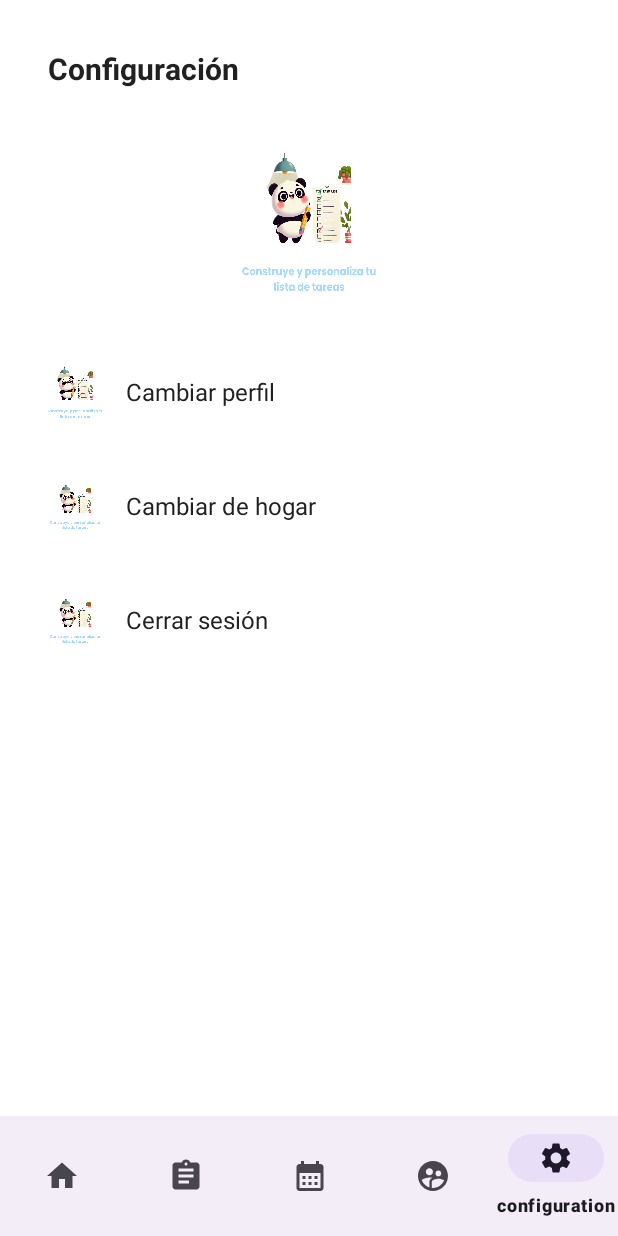
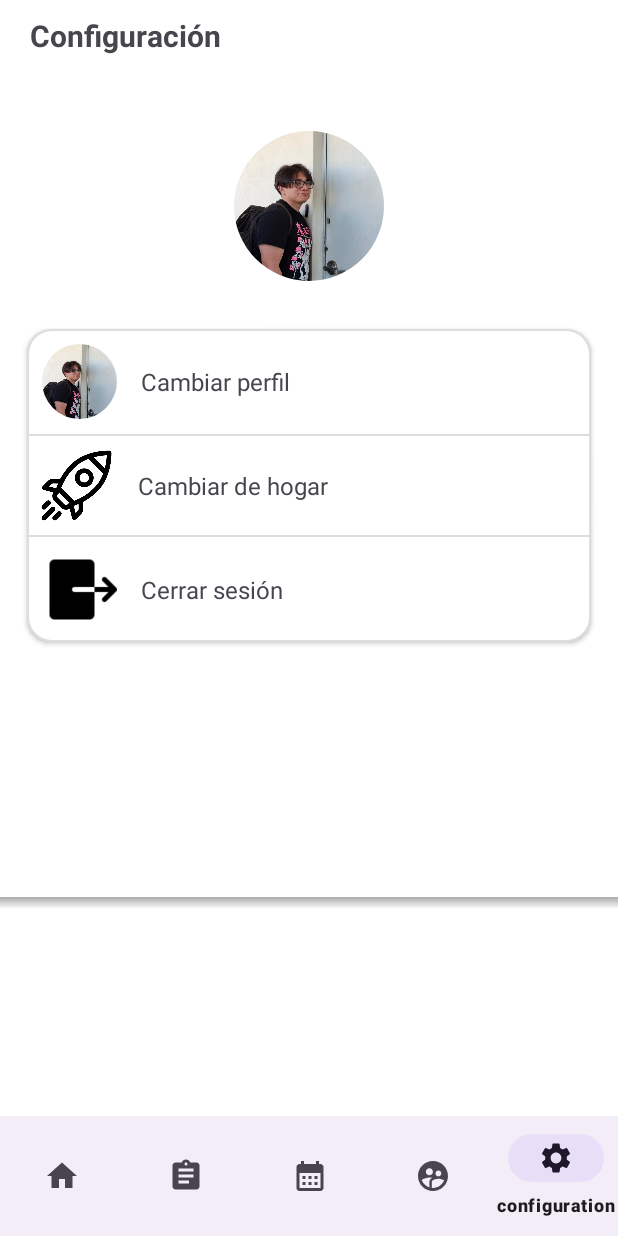
Before and after one commit to abel11604/Taskmate-App, an Android app: the fragment activities placed in its activity, item 5 of the bottom bar chosen, on a phone screen of 412 x 824 dp. Run offline under Robolectric (Android 15) with nearby library versions, the light colour scheme and no system bars.

Commit message:
full navegacion

```diff
--- a/TaskMateApp/app/src/main/java/mx/edu/itson/taskmateapp/activities.kt
+++ b/TaskMateApp/app/src/main/java/mx/edu/itson/taskmateapp/activities.kt
@@ -1,10 +1,13 @@
 package mx.edu.itson.taskmateapp
 
+import android.content.Intent
 import android.os.Bundle
 import androidx.fragment.app.Fragment
 import android.view.LayoutInflater
 import android.view.View
 import android.view.ViewGroup
+import android.widget.Button
+import android.widget.ImageView
 
 // TODO: Rename parameter arguments, choose names that match
 // the fragment initialization parameters, e.g. ARG_ITEM_NUMBER
@@ -33,8 +36,43 @@ class activities : Fragment() {
         inflater: LayoutInflater, container: ViewGroup?,
         savedInstanceState: Bundle?
     ): View? {
-        // Inflate the layout for this fragment
-        return inflater.inflate(R.layout.fragment_activities, container, false)
+        // Inflar el layout para este fragmento
+        val rootView = inflater.inflate(R.layout.fragment_activities, container, false)
+
+        // Referencias de los ImageView para editar (asume que los IDs son correctos)
+        val editTask1: ImageView = rootView.findViewById(R.id.imageView4)
+        val editTask2: ImageView = rootView.findViewById(R.id.imageView8)
+        val editTask3: ImageView = rootView.findViewById(R.id.imageView12)
+        val editTask4: ImageView = rootView.findViewById(R.id.imageView13)
+
+        // Asignar OnClickListener para cada ImageView (para editar tarea)
+        editTask1.setOnClickListener {
+            val intent = Intent(activity, ActualizarTareaActivity::class.java)
+            startActivity(intent)
+        }
+        editTask2.setOnClickListener {
+            val intent = Intent(activity, ActualizarTareaActivity::class.java)
+            startActivity(intent)
+        }
+        editTask3.setOnClickListener {
+            val intent = Intent(activity, ActualizarTareaActivity::class.java)
+            startActivity(intent)
+        }
+        editTask4.setOnClickListener {
+            val intent = Intent(activity, ActualizarTareaActivity::class.java)
+            startActivity(intent)
+        }
+
+        // Referencia del botón de crear tarea
+        val createTaskButton: Button = rootView.findViewById(R.id.createTaskButton)
+
+        // Asignar OnClickListener para el botón de crear tarea
+        createTaskButton.setOnClickListener {
+            val intent = Intent(activity, ActualizarTareaActivity::class.java)
+            startActivity(intent)
+        }
+
+        return rootView
     }
 
     companion object {
--- a/TaskMateApp/app/src/main/java/mx/edu/itson/taskmateapp/configuration.kt
+++ b/TaskMateApp/app/src/main/java/mx/edu/itson/taskmateapp/configuration.kt
@@ -1,10 +1,12 @@
 package mx.edu.itson.taskmateapp
 
+import android.content.Intent
 import android.os.Bundle
 import androidx.fragment.app.Fragment
 import android.view.LayoutInflater
 import android.view.View
 import android.view.ViewGroup
+import android.widget.LinearLayout
 
 // TODO: Rename parameter arguments, choose names that match
 // the fragment initialization parameters, e.g. ARG_ITEM_NUMBER
@@ -33,9 +35,26 @@ class configuration : Fragment() {
         inflater: LayoutInflater, container: ViewGroup?,
         savedInstanceState: Bundle?
     ): View? {
-        // Inflate the layout for this fragment
-        return inflater.inflate(R.layout.fragment_configuration, container, false)
-    }
+        // Inflar el layout para este fragmento
+        val rootView = inflater.inflate(R.layout.fragment_configuration, container, false)
+
+        // Obtener los LinearLayouts por su ID
+        val cambiarHogarLayout: LinearLayout = rootView.findViewById(R.id.ll_cambiarHogar)
+        val cambiarPerfilLayout: LinearLayout = rootView.findViewById(R.id.ll_cambiarPerfil)
+
+        // Establecer OnClickListener para el LinearLayout de "Cambiar Hogar"
+        cambiarHogarLayout.setOnClickListener {
+            val intent = Intent(activity, InicioActivity::class.java)
+            startActivity(intent)
+        }
+
+        // Establecer OnClickListener para el LinearLayout de "Cambiar Perfil"
+        cambiarPerfilLayout.setOnClickListener {
+            val intent = Intent(activity, RegistroActivity::class.java)
+            startActivity(intent)
+        }
+
+        return rootView  }
 
     companion object {
         /**
--- a/TaskMateApp/app/src/main/java/mx/edu/itson/taskmateapp/inicio.kt
+++ b/TaskMateApp/app/src/main/java/mx/edu/itson/taskmateapp/inicio.kt
@@ -1,10 +1,12 @@
 package mx.edu.itson.taskmateapp
 
+import android.content.Intent
 import android.os.Bundle
 import androidx.fragment.app.Fragment
 import android.view.LayoutInflater
 import android.view.View
 import android.view.ViewGroup
+import android.widget.TextView
 
 // TODO: Rename parameter arguments, choose names that match
 // the fragment initialization parameters, e.g. ARG_ITEM_NUMBER
@@ -27,14 +29,24 @@ class inicio : Fragment() {
             param1 = it.getString(ARG_PARAM1)
             param2 = it.getString(ARG_PARAM2)
         }
+
     }
 
     override fun onCreateView(
         inflater: LayoutInflater, container: ViewGroup?,
         savedInstanceState: Bundle?
     ): View? {
-        // Inflate the layout for this fragment
-        return inflater.inflate(R.layout.fragment_inicio, container, false)
+        val rootView = inflater.inflate(R.layout.fragment_inicio, container, false)
+
+        val historialBtn: TextView = rootView.findViewById(R.id.btn_ver_historial)
+
+
+        historialBtn.setOnClickListener {
+            val intent = Intent(activity, HistorialActivity::class.java)
+            startActivity(intent)
+        }
+
+        return rootView
     }
 
     companion object {
--- a/TaskMateApp/app/src/main/res/layout/activity_actualizar_tarea.xml
+++ b/TaskMateApp/app/src/main/res/layout/activity_actualizar_tarea.xml
@@ -4,7 +4,7 @@
     android:layout_width="match_parent"
     android:layout_height="match_parent"
     xmlns:tools="http://schemas.android.com/tools"
-    android:background="@color/lightGrey"
+    android:background="@color/white"
     android:orientation="vertical"
     tools:context=".ActualizarTareaActivity">
 
--- a/TaskMateApp/app/src/main/res/layout/activity_inicio.xml
+++ b/TaskMateApp/app/src/main/res/layout/activity_inicio.xml
@@ -6,6 +6,7 @@
     android:layout_width="match_parent"
     android:layout_height="match_parent"
     android:orientation="vertical"
+    android:background="@color/white"
     tools:context=".InicioActivity">
 
     <LinearLayout
--- a/TaskMateApp/app/src/main/res/layout/fragment_configuration.xml
+++ b/TaskMateApp/app/src/main/res/layout/fragment_configuration.xml
@@ -3,124 +3,141 @@
     xmlns:tools="http://schemas.android.com/tools"
     android:layout_width="match_parent"
     android:layout_height="match_parent"
-    tools:context=".configuration">
+    tools:context=".configuration"
+    android:background="@color/white"
+    >
 
     <LinearLayout
     xmlns:app="http://schemas.android.com/apk/res-auto"
-
+        android:background="@color/white"
     android:id="@+id/main"
     android:layout_width="match_parent"
     android:layout_height="match_parent"
-        android:background="@color/white"
     android:orientation="vertical"
-        android:padding="16dp"
-        tools:context=".ConifgActivity">
+    tools:context=".member_configuration">
+    <LinearLayout
+        android:layout_width="match_parent"
+        android:layout_height="0dp"
+        android:layout_weight="3.25"
+        android:orientation="vertical">
 
         <TextView
-            android:id="@+id/textView"
-            android:layout_width="match_parent"
-            android:layout_height="wrap_content"
-            android:layout_marginBottom="24dp"
-            android:background="@color/white"
-            android:padding="16dp"
+            android:textStyle="bold"
+            android:layout_marginTop="10dp"
+            android:layout_marginStart="20dp"
+            android:textSize="20sp"
             android:text="@string/settings_title"
-            android:textColor="#212121"
-            android:textSize="20sp"
-            android:textStyle="bold" />
+            android:layout_width="wrap_content"
+            android:layout_height="wrap_content"/>
 
         <ImageView
-            android:id="@+id/profileImageView"
-            android:layout_width="96dp"
-            android:layout_height="96dp"
-            android:layout_gravity="center_horizontal"
-            android:layout_marginBottom="32dp"
-            android:background="@drawable/panda1"
+            android:layout_width="100dp"
+            android:layout_height="100dp"
+            android:layout_marginTop="50dp"
+            android:layout_gravity="center"
+            android:src="@drawable/door"
+            android:background="@drawable/circle_mask"
+            android:clipToOutline="true"
             android:scaleType="centerCrop" />
 
         <LinearLayout
-            android:id="@+id/changeProfileLayout"
             android:layout_width="match_parent"
             android:layout_height="wrap_content"
+            android:orientation="vertical"
+            android:layout_marginTop="32dp"
+            android:background="@drawable/border_box"
+            android:elevation="2dp"
+            android:layout_marginEnd="18dp"
+            android:layout_marginStart="18dp">
 
-            android:layout_marginBottom="8dp"
-            android:clickable="true"
-            android:focusable="true"
-            android:gravity="center_vertical"
+            <LinearLayout
+                android:id="@+id/ll_cambiarPerfil"
+                android:layout_width="match_parent"
+                android:layout_height="wrap_content"
                 android:orientation="horizontal"
-            android:padding="16dp">
+                android:padding="10dp"
+                android:gravity="center_vertical">
 
                 <ImageView
-                android:layout_width="36dp"
-                android:layout_height="36dp"
+                    android:layout_width="50dp"
+                    android:layout_height="50dp"
+                    android:src="@drawable/door"
+                    android:clipToOutline="true"
                     android:scaleType="centerCrop"
-                android:src="@drawable/panda1" />
+                    android:background="@drawable/circle_mask"
+                    android:layout_marginEnd="16dp" />
 
                 <TextView
-                android:layout_width="0dp"
+                    android:layout_width="wrap_content"
                     android:layout_height="wrap_content"
-                android:layout_marginStart="16dp"
-                android:layout_weight="1"
-                android:text="@string/change_profile_button"
-                android:textColor="#212121"
+                    android:text="Cambiar perfil"
                     android:textSize="16sp" />
+            </LinearLayout>
 
+            <View
+                android:layout_width="match_parent"
+                android:layout_height="1dp"
+                android:background="#DDDDDD" />
+
+            <LinearLayout
+                android:id="@+id/ll_cambiarHogar"
+                android:layout_width="match_parent"
+                android:layout_height="wrap_content"
+                android:orientation="horizontal"
+                android:padding="8dp"
+                android:gravity="center_vertical">
+
+                <ImageView
+                    android:layout_width="50dp"
+                    android:layout_height="50dp"
+                    android:src="@drawable/rocket"
+                    android:layout_marginEnd="16dp" />
+
+                <TextView
+                    android:layout_width="wrap_content"
+                    android:layout_height="wrap_content"
+                    android:text="Cambiar de hogar"
+                    android:textSize="16sp" />
+            </LinearLayout>
+
+            <View
+                android:layout_width="match_parent"
+                android:layout_height="1dp"
+                android:background="#DDDDDD" />
+
+            <LinearLayout
+                android:id="@+id/ll_cerrarSesion"
+                android:layout_width="match_parent"
+                android:layout_height="wrap_content"
+                android:orientation="horizontal"
+                android:padding="10dp"
+                android:gravity="center_vertical">
+
+                <ImageView
+                    android:layout_width="50dp"
+                    android:layout_height="50dp"
+                    android:src="@drawable/logout"
+                    android:layout_marginEnd="16dp" />
+
+                <TextView
+                    android:layout_width="wrap_content"
+                    android:layout_height="wrap_content"
+                    android:text="Cerrar sesión"
+                    android:textSize="16sp" />
+            </LinearLayout>
+        </LinearLayout>
+    </LinearLayout>
+
+    <View
+        android:layout_width="match_parent"
+        android:layout_height="8dp"
+        android:background="@drawable/top_shadow" />
+    <LinearLayout
+        android:layout_width="match_parent"
+        android:layout_height="0dp"
+        android:layout_weight="0.75"
+        android:orientation="vertical">
 
     </LinearLayout>
-
-        <LinearLayout
-            android:id="@+id/changeHomeLayout"
-            android:layout_width="match_parent"
-            android:layout_height="wrap_content"
-            android:layout_marginBottom="8dp"
-            android:clickable="true"
-            android:focusable="true"
-            android:gravity="center_vertical"
-            android:orientation="horizontal"
-            android:padding="16dp">
-
-            <ImageView
-                android:layout_width="36dp"
-                android:layout_height="36dp"
-                android:src="@drawable/panda1" />
-
-            <TextView
-                android:layout_width="0dp"
-                android:layout_height="wrap_content"
-                android:layout_marginStart="16dp"
-                android:layout_weight="1"
-                android:text="@string/change_home_button"
-                android:textColor="#212121"
-                android:textSize="16sp" />
-
-
-        </LinearLayout>
-
-        <LinearLayout
-            android:id="@+id/logoutLayout"
-            android:layout_width="match_parent"
-            android:layout_height="wrap_content"
-            android:clickable="true"
-            android:focusable="true"
-            android:gravity="center_vertical"
-            android:orientation="horizontal"
-            android:padding="16dp">
-
-            <ImageView
-                android:layout_width="36dp"
-                android:layout_height="36dp"
-                android:src="@drawable/panda1" />
-
-            <TextView
-                android:layout_width="0dp"
-                android:layout_height="wrap_content"
-                android:layout_marginStart="16dp"
-                android:layout_weight="1"
-                android:text="@string/logout_button"
-                android:textColor="#212121"
-                android:textSize="16sp" />
-
-        </LinearLayout>
-
-
 </LinearLayout>
 </FrameLayout>
```
Also changed, not shown: TaskMateApp/app/src/main/java/mx/edu/itson/taskmateapp/group.kt (+16 -2 lines), TaskMateApp/app/src/main/java/mx/edu/itson/taskmateapp/schedule.kt (+25 -1 lines), TaskMateApp/app/src/main/res/layout/fragment_group.xml (+42 -6 lines), TaskMateApp/app/src/main/res/layout/fragment_schedule.xml (+8 -8 lines). Lines whose indentation alone changed are shown as unchanged.
